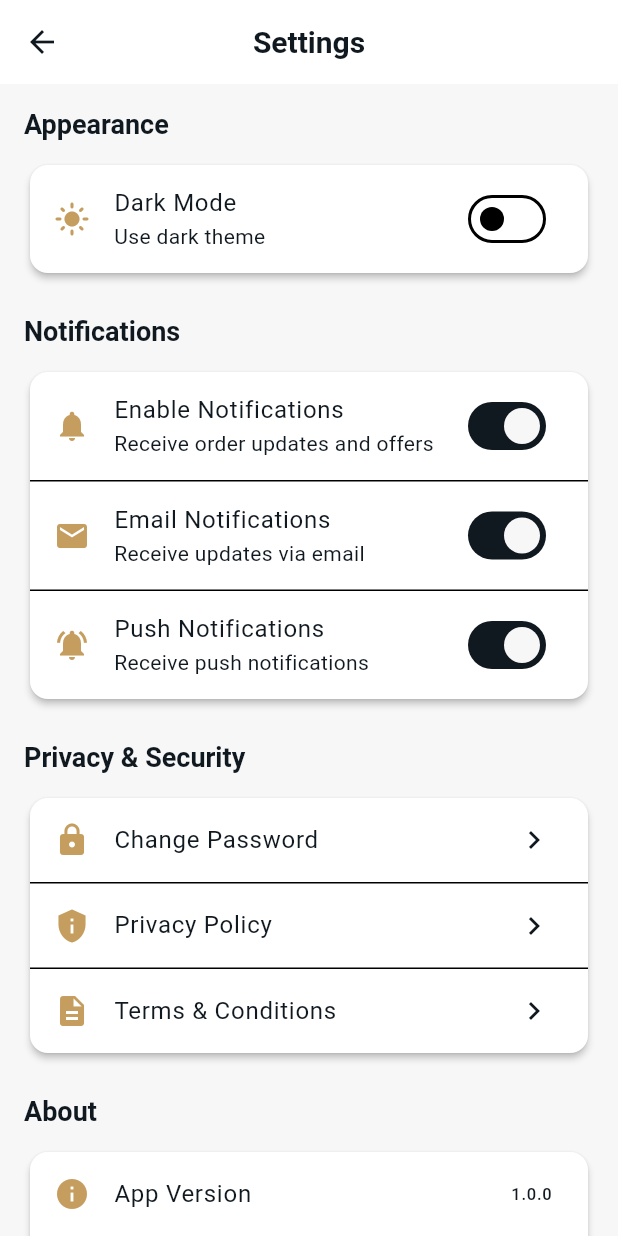
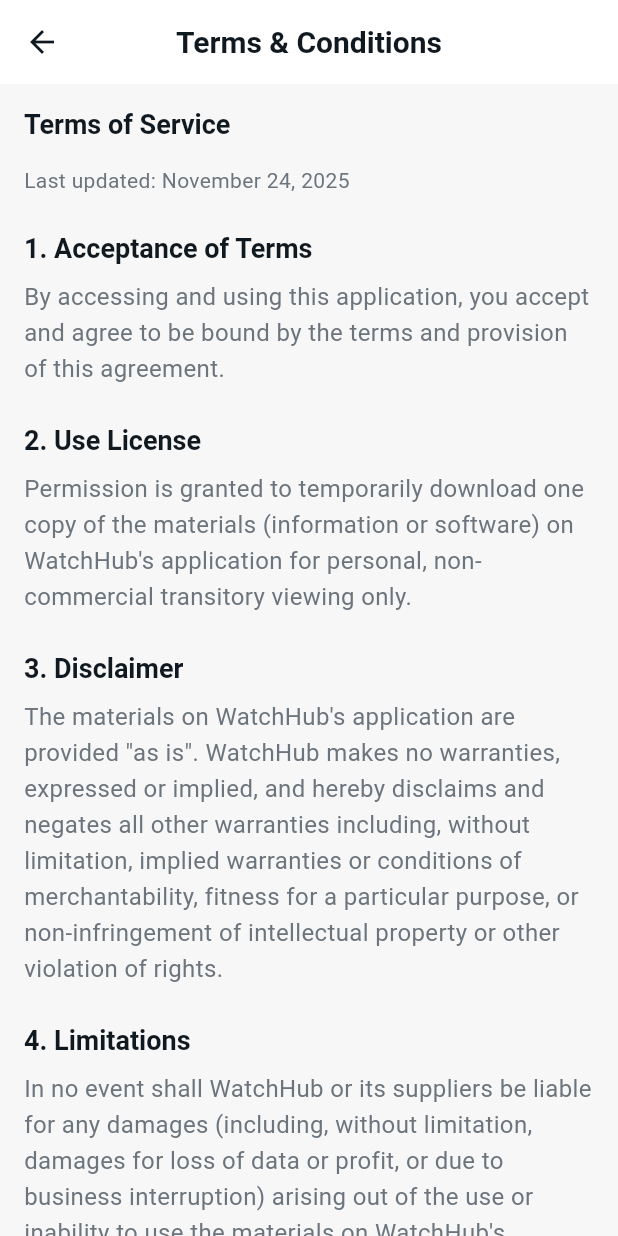
Before and after one commit to Muhammadd-01/WatchHub_App, a Flutter app: the SettingsScreen screen opened directly, after a tap on "Privacy Policy", on a phone screen of 412 x 824 dp. Run offline on Flutter 3.47's test engine with Material 3 defaults, Android fonts, the phone set to English and light mode, and no system bars; our stand-ins replace cached_network_image, cloud_firestore, firebase_auth, firebase_core, firebase_storage, photo_view and 1 more; accounts and stored records are empty.

Commit message:
Watchhub_App

```diff
--- a/lib/features/auth/presentation/screens/forgot_password_screen.dart
+++ b/lib/features/auth/presentation/screens/forgot_password_screen.dart
@@ -26,6 +26,7 @@ class _ForgotPasswordScreenState extends State<ForgotPasswordScreen> {
       final authProvider = context.read<AuthProvider>();
       final success = await authProvider.sendPasswordResetEmail(
         _emailController.text.trim(),
+        context,
       );
 
       if (success && mounted) {
--- a/lib/features/auth/presentation/screens/sign_in_screen.dart
+++ b/lib/features/auth/presentation/screens/sign_in_screen.dart
@@ -53,6 +53,7 @@ class _SignInScreenState extends State<SignInScreen>
       final success = await authProvider.signIn(
         _emailController.text.trim(),
         _passwordController.text,
+        context,
       );
 
       if (success && mounted) {
--- a/lib/features/auth/presentation/screens/sign_up_screen.dart
+++ b/lib/features/auth/presentation/screens/sign_up_screen.dart
@@ -36,6 +36,7 @@ class _SignUpScreenState extends State<SignUpScreen> {
         _nameController.text.trim(),
         _emailController.text.trim(),
         _passwordController.text,
+        context,
       );
 
       if (success && mounted) {
--- /dev/null
+++ b/lib/features/misc/presentation/screens/terms_screen.dart
@@ -0,0 +1,86 @@
+import 'package:flutter/material.dart';
+import '../../../../core/theme/app_theme.dart';
+import '../../../../core/constants/app_constants.dart';
+
+class TermsScreen extends StatelessWidget {
+  const TermsScreen({super.key});
+
+  @override
+  Widget build(BuildContext context) {
+    return Scaffold(
+      appBar: AppBar(
+        title: const Text('Terms & Conditions'),
+      ),
+      body: SingleChildScrollView(
+        padding: const EdgeInsets.all(AppConstants.defaultPadding),
+        child: Column(
+          crossAxisAlignment: CrossAxisAlignment.start,
+          children: [
+            Text(
+              'Terms of Service',
+              style: Theme.of(context).textTheme.displaySmall,
+            ),
+            const SizedBox(height: 16),
+            const Text(
+              'Last updated: November 24, 2025',
+              style: TextStyle(color: AppTheme.textSecondary),
+            ),
+            const SizedBox(height: 24),
+            _buildSection(
+              context,
+              '1. Acceptance of Terms',
+              'By accessing and using this application, you accept and agree to be bound by the terms and provision of this agreement.',
+            ),
+            _buildSection(
+              context,
+              '2. Use License',
+              'Permission is granted to temporarily download one copy of the materials (information or software) on WatchHub\'s application for personal, non-commercial transitory viewing only.',
+            ),
+            _buildSection(
+              context,
+              '3. Disclaimer',
+              'The materials on WatchHub\'s application are provided "as is". WatchHub makes no warranties, expressed or implied, and hereby disclaims and negates all other warranties including, without limitation, implied warranties or conditions of merchantability, fitness for a particular purpose, or non-infringement of intellectual property or other violation of rights.',
+            ),
+            _buildSection(
+              context,
+              '4. Limitations',
+              'In no event shall WatchHub or its suppliers be liable for any damages (including, without limitation, damages for loss of data or profit, or due to business interruption) arising out of the use or inability to use the materials on WatchHub\'s application.',
+            ),
+            _buildSection(
+              context,
+              '5. Revisions and Errata',
+              'The materials appearing on WatchHub\'s application could include technical, typographical, or photographic errors. WatchHub does not warrant that any of the materials on its application are accurate, complete, or current.',
+            ),
+          ],
+        ),
+      ),
+    );
+  }
+
+  Widget _buildSection(BuildContext context, String title, String content) {
+    return Padding(
+      padding: const EdgeInsets.only(bottom: 24),
+      child: Column(
+        crossAxisAlignment: CrossAxisAlignment.start,
+        children: [
+          Text(
+            title,
+            style: Theme.of(context).textTheme.headlineSmall?.copyWith(
+                  fontWeight: FontWeight.bold,
+                  fontSize: 18,
+                ),
+          ),
+          const SizedBox(height: 8),
+          Text(
+            content,
+            style: const TextStyle(
+              fontSize: 16,
+              height: 1.5,
+              color: AppTheme.textSecondary,
+            ),
+          ),
+        ],
+      ),
+    );
+  }
+}
--- a/lib/features/user_profile/presentation/screens/settings_screen.dart
+++ b/lib/features/user_profile/presentation/screens/settings_screen.dart
@@ -2,6 +2,8 @@ import 'package:flutter/material.dart';
 import 'package:shared_preferences/shared_preferences.dart';
 import '../../../../core/theme/app_theme.dart';
 import '../../../../core/constants/app_constants.dart';
+import '../../../misc/presentation/screens/terms_screen.dart';
+import '../../../misc/presentation/screens/about_screen.dart';
 
 class SettingsScreen extends StatefulWidget {
   const SettingsScreen({super.key});
@@ -171,7 +173,11 @@ class _SettingsScreenState extends State<SettingsScreen> {
                   title: const Text('Privacy Policy'),
                   trailing: const Icon(Icons.chevron_right),
                   onTap: () {
-                    // Navigate to privacy policy
+                    Navigator.push(
+                      context,
+                      MaterialPageRoute(
+                          builder: (context) => const TermsScreen()),
+                    );
                   },
                 ),
                 const Divider(height: 1),
@@ -181,7 +187,11 @@ class _SettingsScreenState extends State<SettingsScreen> {
                   title: const Text('Terms & Conditions'),
                   trailing: const Icon(Icons.chevron_right),
                   onTap: () {
-                    // Navigate to terms
+                    Navigator.push(
+                      context,
+                      MaterialPageRoute(
+                          builder: (context) => const TermsScreen()),
+                    );
                   },
                 ),
               ],
@@ -209,7 +219,11 @@ class _SettingsScreenState extends State<SettingsScreen> {
                   title: const Text('Help & Support'),
                   trailing: const Icon(Icons.chevron_right),
                   onTap: () {
-                    // Navigate to help
+                    Navigator.push(
+                      context,
+                      MaterialPageRoute(
+                          builder: (context) => const AboutScreen()),
+                    );
                   },
                 ),
                 const Divider(height: 1),
--- a/pubspec.yaml
+++ b/pubspec.yaml
@@ -46,6 +46,7 @@ dev_dependencies:
   flutter_lints: ^3.0.1
   mockito: ^5.4.4
   build_runner: ^2.4.7
+  pigeon: ^10.0.0
 
 flutter:
   uses-material-design: true
```
Also changed, not shown: lib/core/error/error_handler.dart (added, +56 -0 lines), lib/features/auth/presentation/providers/auth_provider.dart (+14 -7 lines), lib/features/cart/presentation/providers/cart_provider.dart (+15 -6 lines), lib/features/misc/presentation/screens/about_screen.dart (added, +109 -0 lines), lib/features/misc/presentation/screens/notifications_screen.dart (added, +80 -0 lines), lib/features/products/presentation/screens/home_screen.dart (+11 -0 lines), lib/features/user_profile/presentation/screens/profile_screen.dart (+9 -6 lines), lib/features/wishlist/presentation/providers/wishlist_provider.dart (+8 -0 lines), lib/services/auth_service.dart (+42 -74 lines), pubspec.lock.
